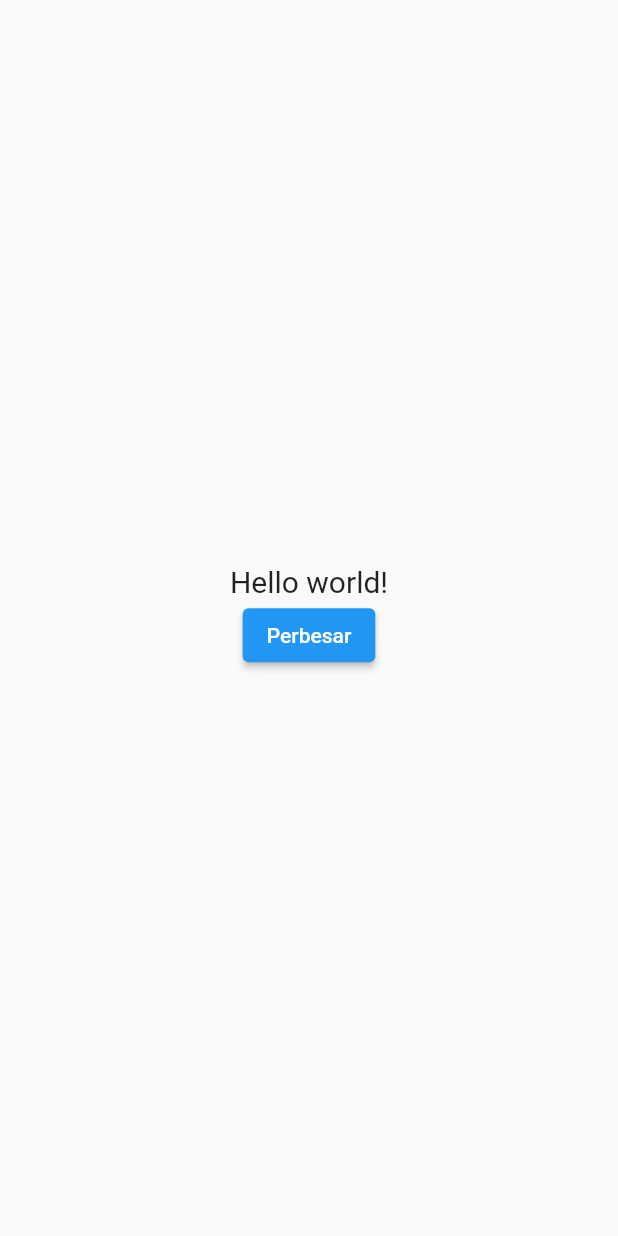
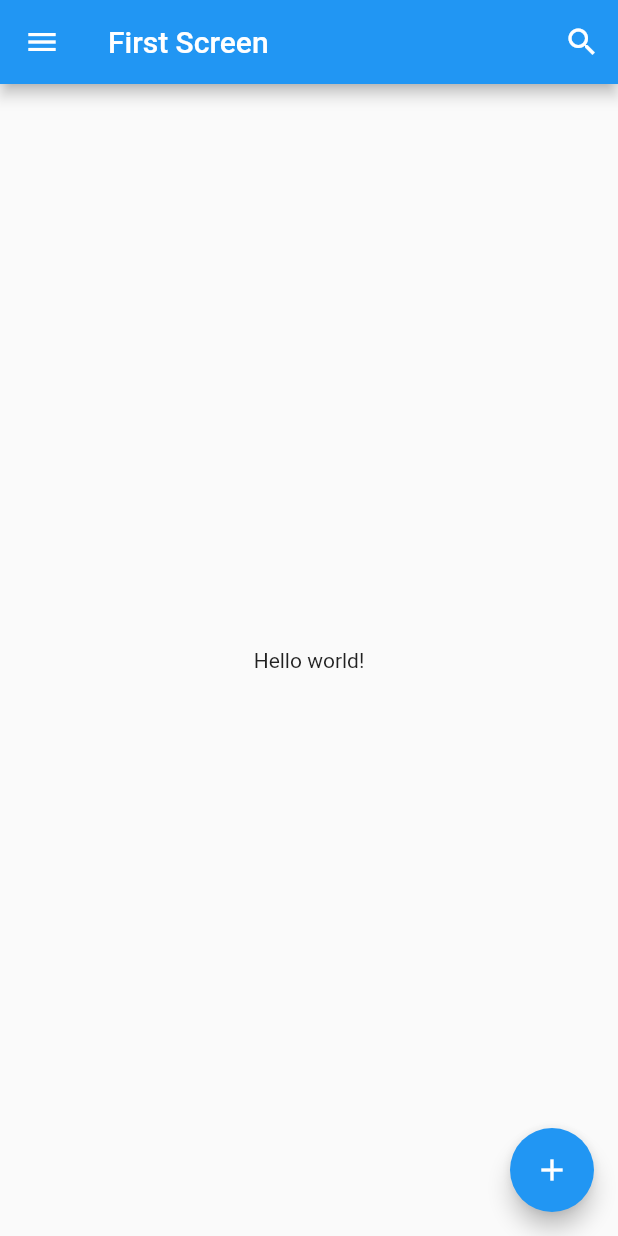
Before and after one commit to satianferdy/dicoding_flutter, a Flutter app: the screen it shows after launch, on a phone screen of 412 x 824 dp. Run offline on Flutter 3.47's test engine with Material 2 defaults, Android fonts, the phone set to English and light mode, and no system bars.

Commit message:
scaffold

```diff
--- a/lib/main.dart
+++ b/lib/main.dart
@@ -1,6 +1,6 @@
 import 'package:flutter/material.dart';
 
-void main() => runApp(MyApp());
+void main() => runApp(const MyApp());
 
 class MyApp extends StatelessWidget {
   const MyApp({Key? key}) : super(key: key);
@@ -12,57 +12,43 @@
       theme: ThemeData(
         primarySwatch: Colors.blue,
       ),
-      home: const Scaffold(
-        body: Center(
-          // mengubah widget Text
-          child: BiggerText(text: "Hello world!"),
+      home: const FirstScreen(), // Panggil FirstScreen di sini
+    );
+  }
+}
+
+class FirstScreen extends StatelessWidget {
+  const FirstScreen({Key? key}) : super(key: key);
+
+  @override
+  Widget build(BuildContext context) {
+    return Scaffold(
+      appBar: AppBar(
+        title: const Text('First Screen'),
+        actions: [
+          IconButton(
+            icon: const Icon(
+              Icons.search,
+              color: Colors.white,
+            ),
+            onPressed: () {},
+          ),
+        ],
+        leading: IconButton(
+          icon: const Icon(
+            Icons.menu,
+            color: Colors.white,
+          ),
+          onPressed: () {},
         ),
+      ),
+      body: const Center(
+        child: Text('Hello world!'),
+      ),
+      floatingActionButton: FloatingActionButton(
+        child: const Icon(Icons.add),
+        onPressed: () {},
       ),
     );
   }
 }
-
-class Heading extends StatelessWidget {
-  final String text;
-
-  const Heading({Key? key, required this.text}) : super(key: key);
-
-  @override
-  Widget build(BuildContext context) {
-    return Text(
-      text,
-      style: const TextStyle(
-        fontSize: 24.0,
-        fontWeight: FontWeight.bold,
-      ),
-    );
-  }
-}
-
-class BiggerText extends StatefulWidget {
-  final String text;
-  const BiggerText({Key? key, required this.text}) : super(key: key);
-  @override
-  _BiggerTextState createState() => _BiggerTextState();
-}
-
-class _BiggerTextState extends State<BiggerText> {
-  double _textSize = 20.0;
-  @override
-  Widget build(BuildContext context) {
-    return Column(
-      mainAxisAlignment: MainAxisAlignment.center,
-      children: <Widget>[
-        Text(widget.text, style: TextStyle(fontSize: _textSize)),
-        ElevatedButton(
-          child: const Text("Perbesar"),
-          onPressed: () {
-            setState(() {
-              _textSize = 40.0;
-            });
-          },
-        )
-      ],
-    );
-  }
-}
```
